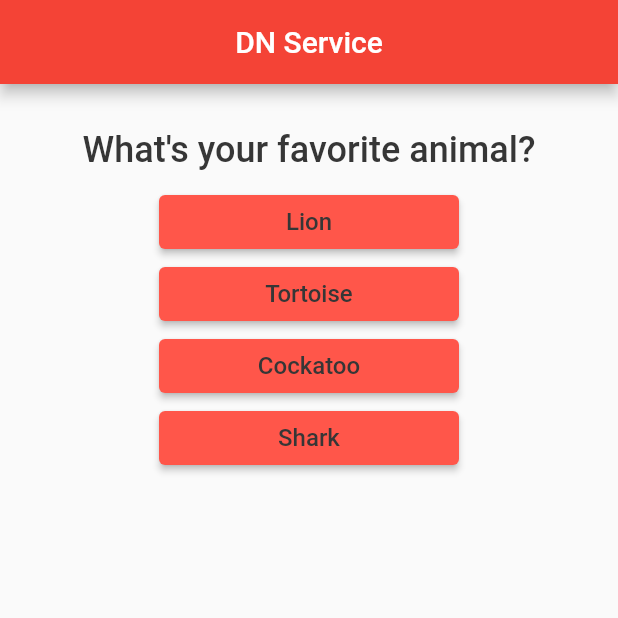
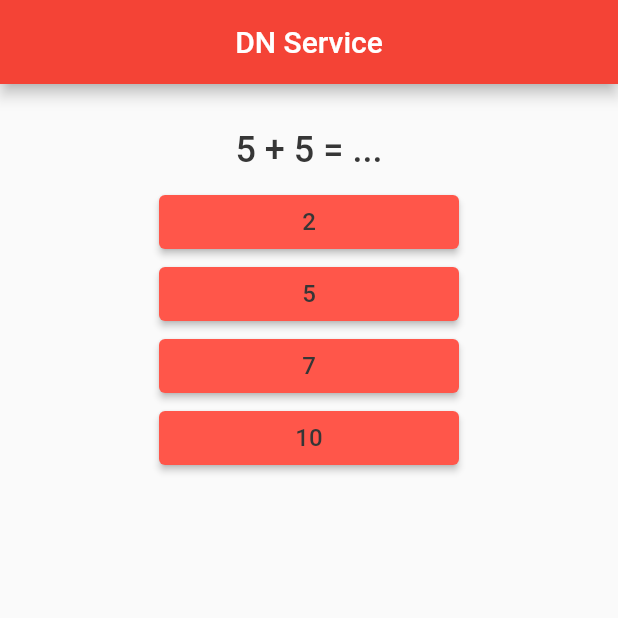
Before and after one commit to RafyDjauhari/DN-First-App, a Flutter app: the screen it shows after launch, on a phone screen of 412 x 824 dp, the top half of it. Run offline on Flutter 3.47's test engine with Material 2 defaults, Android fonts, the phone set to English and light mode, and no system bars.

Commit message:
Update 6

```diff
--- a/lib/main.dart
+++ b/lib/main.dart
@@ -1,7 +1,8 @@
+import 'package:first_app/result.dart';
 import 'package:flutter/material.dart';
 
-import 'question.dart';
-import 'answer.dart';
+import 'quiz.dart';
+import 'result.dart';
 
 void main() {
   runApp(MyApp());
@@ -18,28 +19,59 @@ class MyApp extends StatefulWidget {
 
 class _MyAppState extends State<MyApp> {
   var _questionIndex = 0;
-  static const questions = [
+  var _totalScore = 0;
+  static const _questions = [
     {
-      "questionText": "What's your favorite animal?",
-      "answers": ["Lion", "Tortoise", "Cockatoo", "Shark"],
+      "questionText": "5 + 5 = ...",
+      "answers": [
+        {"text": "2", "score": 1},
+        {"text": "5", "score": 5},
+        {"text": "7", "score": 7},
+        {"text": "10", "score": 10},
+      ],
     },
     {
-      "questionText": "What's your favorite food?",
-      "answers": ["Fried rice", "Spaghetti", "Meatballs", "Ramen"],
+      "questionText": "20 - 7 = ...",
+      "answers": [
+        {"text": "6", "score": 1},
+        {"text": "19", "score": 5},
+        {"text": "13", "score": 10},
+        {"text": "10", "score": 7},
+      ],
     },
     {
-      "questionText": "What's your favorite sports?",
-      "answers": ["Swim", "Football", "Basketball", "Golf"],
+      "questionText": "12 x 3 = ...",
+      "answers": [
+        {"text": "36", "score": 10},
+        {"text": "8", "score": 1},
+        {"text": "24", "score": 5},
+        {"text": "30", "score": 7},
+      ],
     },
     {
-      "questionText": "What's your favorite country?",
-      "answers": ["Indonesia", "Japan", "Englend", "Netherlands"],
+      "questionText": "5 : 5 = ...",
+      "answers": [
+        {"text": "25", "score": 1},
+        {"text": "1", "score": 10},
+        {"text": "4", "score": 7},
+        {"text": "10", "score": 5},
+      ],
     }
   ];
 
-  void _answerQuestion() {
+  void _answerQuestion(int score) {
+    _totalScore += score;
     setState(() {
+      // This is for looping the questions
+      // -questionIndex = (_questionIndex + 1) % _questions.length;
       _questionIndex = _questionIndex + 1;
+    });
+  }
+
+  void _restartQuiz() {
+    setState(() {
+      _questionIndex = 0;
+      _totalScore = 0;
     });
   }
 
@@ -53,21 +85,13 @@ class _MyAppState extends State<MyApp> {
             child: Text("DN Service"),
           ),
         ),
-        body: _questionIndex < questions.length
-            ? Column(
-                children: [
-                  Question(
-                    questions[_questionIndex]["questionText"] as String,
-                  ),
-                  ...(questions[_questionIndex]["answers"] as List<String>)
-                      .map((answer) {
-                    return Answer(_answerQuestion, answer);
-                  }).toList()
-                ],
+        body: _questionIndex < _questions.length
+            ? Quiz(
+                answerQuestion: _answerQuestion,
+                questionIndex: _questionIndex,
+                questions: _questions,
               )
-            : Center(
-                child: Text("You fucking did it!!!"),
-              ),
+            : Result(resultScore: _totalScore, selectHandler: _restartQuiz),
       ),
     );
   }
--- /dev/null
+++ b/lib/quiz.dart
@@ -0,0 +1,32 @@
+import 'package:flutter/material.dart';
+
+import 'answer.dart';
+import 'question.dart';
+
+class Quiz extends StatelessWidget {
+  final Function answerQuestion;
+  final List<Map<String, Object>> questions;
+  final int questionIndex;
+
+  Quiz({
+    required this.answerQuestion,
+    required this.questions,
+    required this.questionIndex,
+  });
+
+  @override
+  Widget build(BuildContext context) {
+    return Column(
+      children: [
+        Question(
+          questions[questionIndex]["questionText"] as String,
+        ),
+        ...(questions[questionIndex]["answers"] as List<Map<String, Object>>)
+            .map((answer) {
+          return Answer(
+              () => answerQuestion(answer["score"]), answer["text"] as String);
+        }).toList()
+      ],
+    );
+  }
+}
```
Also changed, not shown: lib/result.dart (added, +52 -0 lines).
